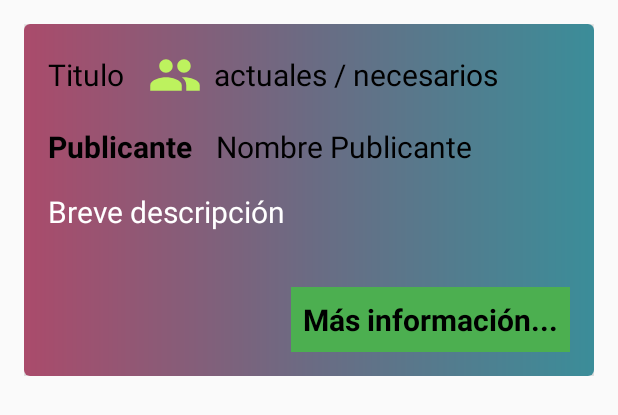
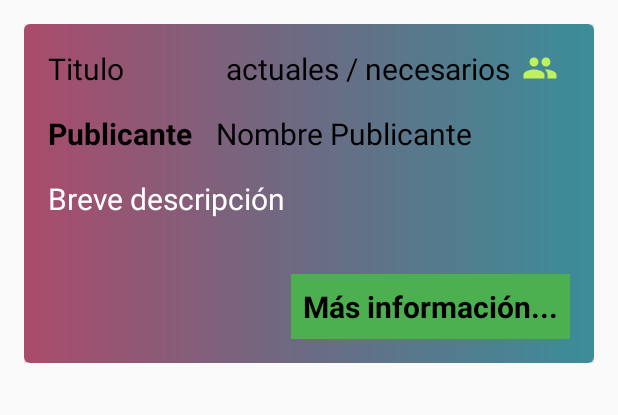
Before and after one commit to pbada1996/goodjob, an Android app: the layout activity_item.xml on its own in the app's theme, with its tools: preview values and no code run, on a phone screen of 412 x 824 dp. Shown: the top 415 px of the screen. Run offline under Robolectric (Android 15) with nearby library versions, the phone set to English and light mode, and no system bars; network calls fail; Roboto replaces fonts that are not available here.

Commit message:
corregido efectos secundarios de quitar la imagen del item de actividad

```diff
--- a/goodjob/app/src/main/java/com/example/goodjob/adapter/ActivityAdapter.java
+++ b/goodjob/app/src/main/java/com/example/goodjob/adapter/ActivityAdapter.java
@@ -19,8 +19,7 @@ public class ActivityAdapter extends RecyclerView.Adapter<ActivityViewHolder> {
     private Context context;
     private OnActivityListener onActivityListener;
 
-    public ActivityAdapter(List<Actividad> activities, Context context, OnActivityListener onActivityListener)
-    {
+    public ActivityAdapter(List<Actividad> activities, Context context, OnActivityListener onActivityListener) {
         this.activities = activities;
         this.context = context;
         this.onActivityListener = onActivityListener;
@@ -28,8 +27,7 @@ public class ActivityAdapter extends RecyclerView.Adapter<ActivityViewHolder> {
 
     @NonNull
     @Override
-    public ActivityViewHolder onCreateViewHolder(@NonNull ViewGroup viewGroup, int i)
-    {
+    public ActivityViewHolder onCreateViewHolder(@NonNull ViewGroup viewGroup, int i) {
         View view = LayoutInflater.from(viewGroup.getContext()).inflate(R.layout.activity_item,
                 viewGroup, false);
 
@@ -37,15 +35,14 @@ public class ActivityAdapter extends RecyclerView.Adapter<ActivityViewHolder> {
     }
 
     @Override
-    public void onBindViewHolder(@NonNull ActivityViewHolder avh, int index)
-    {
+    public void onBindViewHolder(@NonNull ActivityViewHolder avh, int index) {
         avh.title.setText(activities.get(index).getTitle());
         avh.authorName.setText(activities.get(index).getAuthor().substring(0, 20));
         avh.description.setText(activities.get(index).getDescription());
+        if (activities.get(index).getDescription().length() > 50)
+            avh.description.setText(activities.get(index).getDescription().substring(0, 50).concat("..."));
         avh.participantsCounter.setText(activities.get(index).getCurrentParticipants()
                 + " / " + activities.get(index).getRequiredParticipants());
-        avh.photo.setImageResource(R.drawable.placeholder);
-        // TODO: cambiar foto
     }
 
     @Override
@@ -54,8 +51,7 @@ public class ActivityAdapter extends RecyclerView.Adapter<ActivityViewHolder> {
     }
 
     // creando interface para hacer click en las activities
-    public interface OnActivityListener
-    {
+    public interface OnActivityListener {
         void onActivityClick(int position);
     }
 }
--- a/goodjob/app/src/main/java/com/example/goodjob/classes/ValidSession.java
+++ b/goodjob/app/src/main/java/com/example/goodjob/classes/ValidSession.java
@@ -3,7 +3,7 @@ package com.example.goodjob.classes;
 public class ValidSession {
 
     public static User usuarioLogueado = null;
-    private static final String LOCAL = "https://192.168.8.102";
+    private static final String LOCAL = "https://192.168.43.35";
     public static final String IP = LOCAL + "/Conexiones";
     public static final String IP_IMAGENES_ACTIVIDADES = LOCAL + "/imagenes-actividades";
     public static final String IMAGENES_ACTIVIDADES_GUARDADAS = IP_IMAGENES_ACTIVIDADES + "/imagenes-subidas";
--- a/goodjob/app/src/main/res/layout/activity_item.xml
+++ b/goodjob/app/src/main/res/layout/activity_item.xml
@@ -7,7 +7,6 @@
     android:layout_margin="@dimen/default_margin_right">
 
     <android.support.v7.widget.CardView
-
         android:layout_width="match_parent"
         android:layout_height="wrap_content"
         app:cardCornerRadius="@dimen/card_view_corner_radius"
@@ -33,29 +32,24 @@
                     android:id="@+id/tvTitle"
                     android:layout_width="wrap_content"
                     android:layout_height="wrap_content"
-                    android:layout_gravity="center_vertical"
                     android:layout_marginEnd="@dimen/default_margin_right"
                     android:text="@string/title"
                     android:textColor="@android:color/black"
                     android:textSize="20sp" />
 
-                <ImageView
-                    android:id="@+id/ivIcono"
-                    android:layout_width="@dimen/icono_width"
-                    android:layout_height="@dimen/icono_height"
-                    android:layout_marginEnd="@dimen/small_margin_right"
-                    android:contentDescription="@string/icono_cantidad_participantes_requeridos"
-                    app:srcCompat="@drawable/grupo_personas" />
-
                 <TextView
                     android:id="@+id/tvParticipantsCounter"
-                    android:layout_width="wrap_content"
+                    android:layout_width="match_parent"
                     android:layout_height="wrap_content"
-                    android:layout_gravity="center_vertical"
+                    android:layout_gravity="end"
                     android:layout_marginEnd="@dimen/small_margin_right"
+                    android:drawableEnd="@drawable/grupo_personas"
+                    android:drawablePadding="@dimen/small_padding"
+                    android:gravity="end"
                     android:text="@string/participants_counter"
                     android:textColor="@android:color/black"
                     android:textSize="20sp" />
+
             </LinearLayout>
 
             <LinearLayout
--- a/goodjob/app/src/main/res/layout/fragment_home.xml
+++ b/goodjob/app/src/main/res/layout/fragment_home.xml
@@ -3,7 +3,6 @@
     xmlns:tools="http://schemas.android.com/tools"
     android:layout_width="match_parent"
     android:layout_height="match_parent"
-    android:background="@color/colorPrimary"
     android:orientation="vertical"
     tools:context=".HomeFragment">
 
```
